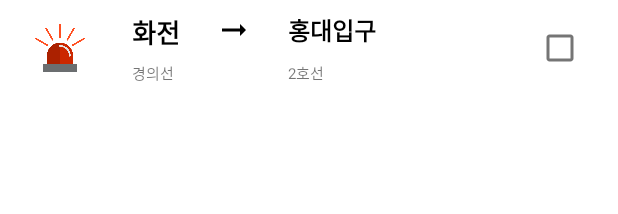
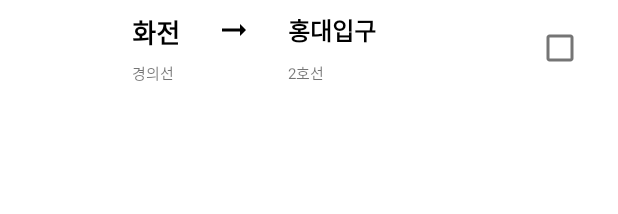
Before and after one commit to JamesDev51/dont-late-for-lecture, an Android app: the layout list_marks.xml on its own in the app's theme, with its tools: preview values and no code run, on a phone screen of 412 x 824 dp. Shown: the top 214 px of the screen. Run offline under Robolectric (Android 15) with nearby library versions, the phone set to English and light mode, and no system bars; network calls fail.

Commit message:
2호선 시위 발생 이면, 목록 빨간 불 테스트

```diff
--- a/app/src/main/java/com/team8/dlfl/service/MyFirebaseMessagingService.kt
+++ b/app/src/main/java/com/team8/dlfl/service/MyFirebaseMessagingService.kt
@@ -20,6 +20,7 @@ class MyFirebaseMessagingService : FirebaseMessagingService() {
     // 메세지를 수신할 때 호출된다 remoteMessage는 수신한 메세지
     // 메시지 수신 메서드(포그라운드) 추가2
     override fun onMessageReceived(remoteMessage: RemoteMessage) {
+        //val remoteMessage = remoteMessage
         //Log.d(TAG, "From: ${remoteMessage.from}")
 
         //받은 remoteMessage의 값 출력해보기. 데이터메세지 / 알림메세지
@@ -59,6 +60,7 @@ class MyFirebaseMessagingService : FirebaseMessagingService() {
 
     // 알림 생성 메서드 (추가 3)
     private fun sendNotification(remoteMessage: RemoteMessage) {
+
         // RequestCode, Id를 고유값으로 지정하여 알림이 개별 표시
         val uniId: Int = (System.currentTimeMillis() / 7).toInt()
 
--- a/app/src/main/res/layout/list_marks.xml
+++ b/app/src/main/res/layout/list_marks.xml
@@ -14,7 +14,8 @@
             app:layout_constraintTop_toTopOf="parent"
             app:layout_constraintStart_toStartOf="parent"
             app:layout_constraintBottom_toBottomOf="parent"
-            android:layout_marginStart="8dp"/>
+            android:layout_marginStart="8dp"
+            android:visibility="invisible" />
 
     <TextView
             android:text="화전"
```
Also changed, not shown: app/src/main/java/com/team8/dlfl/adapter/MarkListAdapter.kt (+4 -3 lines).
